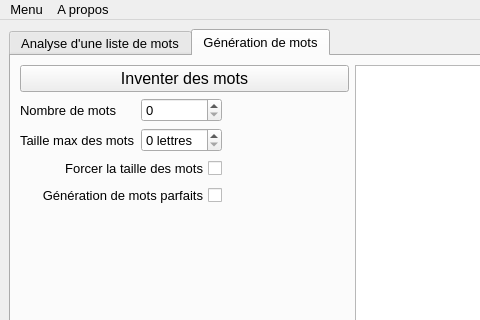
The window that fenetreprincipale.ui (Sayanel01/GeMot) describes before a commit, drawn with Qt 5; both pictures show x 0 to 480 and y 0 to 320 of the 631 by 522 pixel window.
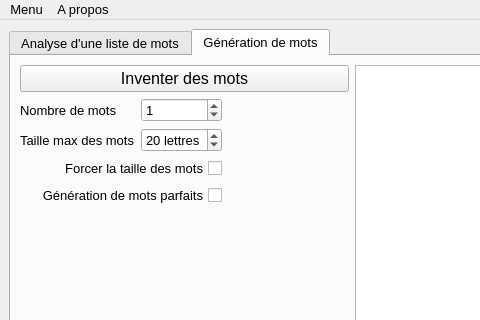
The same window after the commit. The open tabs and pages were chosen to show the change.

Commit message: Refonte fenetre principale terminée - compile mais toutes les fonctions ne sont pas implémentée

Diff of the .ui file:
```diff
--- a/fenetreprincipale.ui
+++ b/fenetreprincipale.ui
@@ -406,13 +406,23 @@
           <property name="suffix">
            <string> lettres</string>
           </property>
+          <property name="singleStep">
+           <number>2</number>
+          </property>
+          <property name="value">
+           <number>20</number>
+          </property>
          </widget>
         </item>
         <item row="0" column="3" rowspan="9">
          <widget class="QTextEdit" name="text_mots"/>
         </item>
         <item row="1" column="1">
-         <widget class="QSpinBox" name="spin_nbMots"/>
+         <widget class="QSpinBox" name="spin_nbMots">
+          <property name="value">
+           <number>1</number>
+          </property>
+         </widget>
         </item>
         <item row="4" column="0" colspan="2">
          <widget class="QCheckBox" name="check_troll">
```
Left out of the diff: 5 changed lines with no effect on the pictures. The commit also changes 3 other files.
